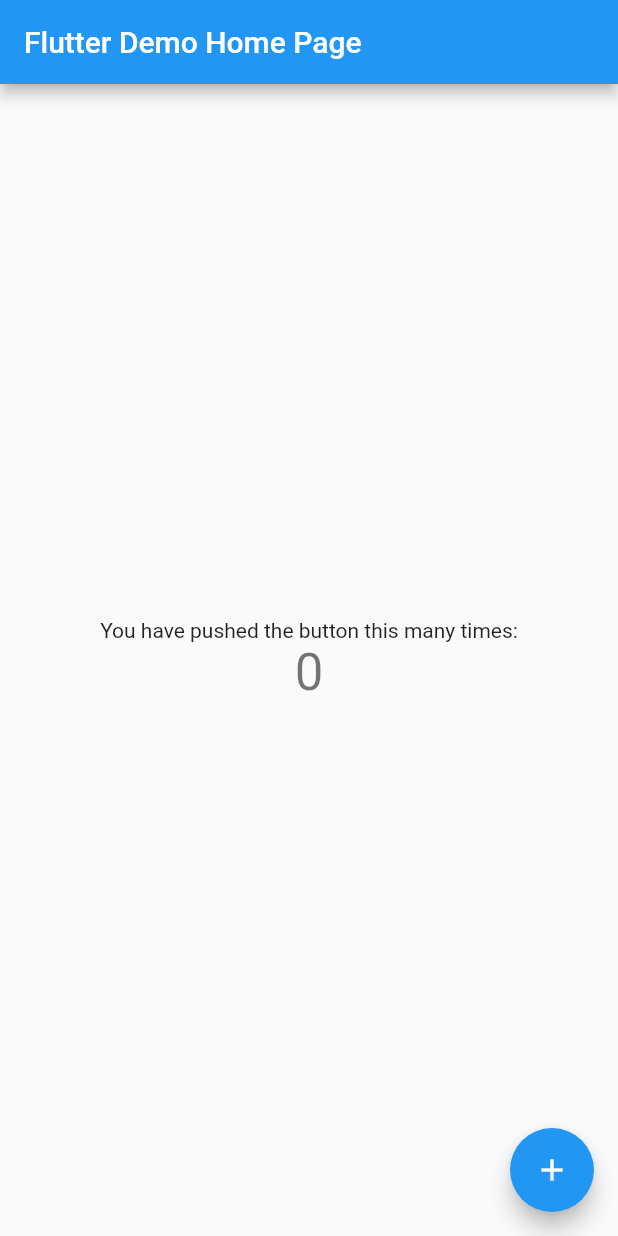
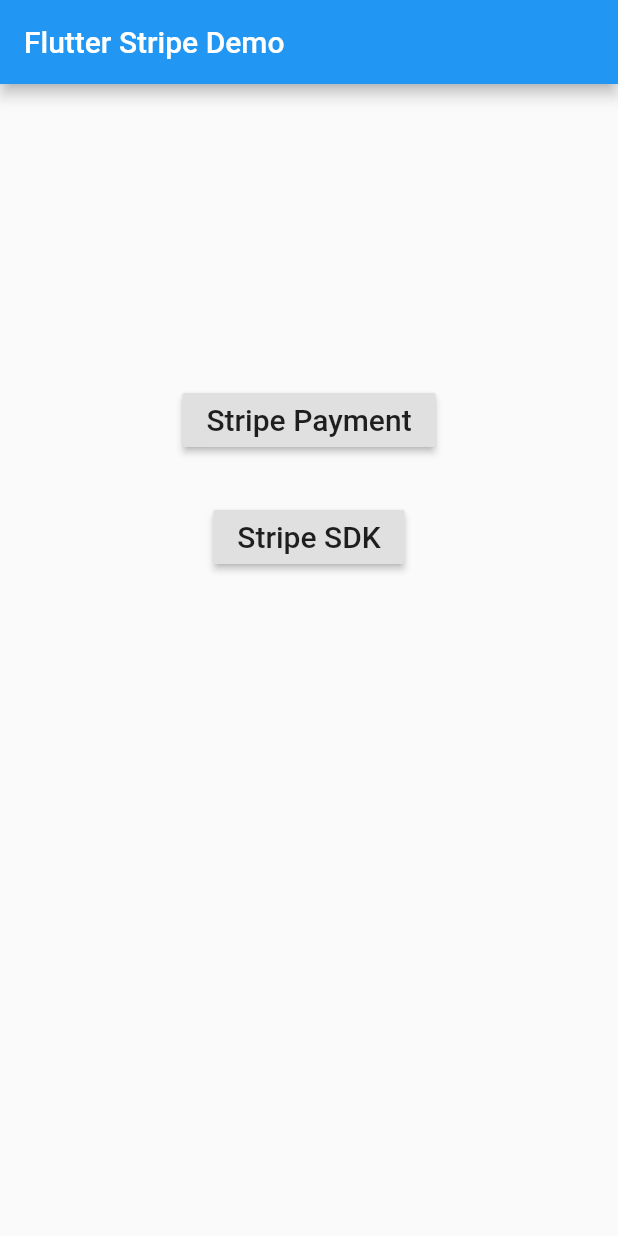
Before and after one commit to psygo/stripe_dart_lab, a Flutter app: the screen it shows after launch, on a phone screen of 412 x 824 dp. Run offline on Flutter 3.47's test engine with Material 2 defaults, Android fonts, the phone set to English and light mode, and no system bars; missing offline and left inert: stripe, stripe_sdk.

Commit message:
using the example app | reorganized the example app

```diff
--- a/example/lib/main.dart
+++ b/example/lib/main.dart
@@ -1,65 +1,16 @@
 import "package:flutter/material.dart";
 
-void main() {
-  runApp(MyApp());
-}
+import "screens/lib_choice_screen.dart";
 
-class MyApp extends StatelessWidget {
+void main() => runApp(const FlutterStripeDemo());
+
+class FlutterStripeDemo extends StatelessWidget {
+  const FlutterStripeDemo();
+
   @override
   Widget build(BuildContext context) {
     return MaterialApp(
-      title: "Flutter Demo",
-      theme: ThemeData(
-        primarySwatch: Colors.blue,
-      ),
-      home: MyHomePage(title: "Flutter Demo Home Page"),
+      home: const LibChoiceScreen(),
     );
   }
 }
-
-class MyHomePage extends StatefulWidget {
-  MyHomePage({Key key, this.title}) : super(key: key);
-
-  final String title;
-
-  @override
-  _MyHomePageState createState() => _MyHomePageState();
-}
-
-class _MyHomePageState extends State<MyHomePage> {
-  int _counter = 0;
-
-  void _incrementCounter() {
-    setState(() {
-      _counter++;
-    });
-  }
-
-  @override
-  Widget build(BuildContext context) {
-    return Scaffold(
-      appBar: AppBar(
-        title: Text(widget.title),
-      ),
-      body: Center(
-        child: Column(
-          mainAxisAlignment: MainAxisAlignment.center,
-          children: <Widget>[
-            Text(
-              "You have pushed the button this many times:",
-            ),
-            Text(
-              "$_counter",
-              style: Theme.of(context).textTheme.headline4,
-            ),
-          ],
-        ),
-      ),
-      floatingActionButton: FloatingActionButton(
-        onPressed: _incrementCounter,
-        tooltip: "Increment",
-        child: Icon(Icons.add),
-      ),
-    );
-  }
-}
--- /dev/null
+++ b/example/lib/screens/lib_choice_screen.dart
@@ -0,0 +1,44 @@
+import "package:flutter/material.dart";
+
+import "stripe_payment_screen.dart";
+import "stripe_sdk_screen.dart";
+
+class LibChoiceScreen extends StatelessWidget {
+  static const TextStyle buttonTextStyle = TextStyle(fontSize: 20);
+
+  const LibChoiceScreen();
+
+  @override
+  Widget build(BuildContext context) {
+    return Scaffold(
+      appBar: AppBar(
+        title: const Text("Flutter Stripe Demo"),
+      ),
+      body: Center(
+        child: Column(
+          crossAxisAlignment: CrossAxisAlignment.center,
+          children: <Widget>[
+            const SizedBox(height: 200),
+            RaisedButton(
+              child: const Text("Stripe Payment", style: buttonTextStyle),
+              onPressed: () => Navigator.of(context).push(
+                MaterialPageRoute(
+                  builder: (_) => const StripePaymentScreen(),
+                ),
+              ),
+            ),
+            const SizedBox(height: 30),
+            RaisedButton(
+              child: const Text("Stripe SDK", style: buttonTextStyle),
+              onPressed: () => Navigator.of(context).push(
+                MaterialPageRoute(
+                  builder: (_) => const StripeSdkScreen(),
+                ),
+              ),
+            ),
+          ],
+        ),
+      ),
+    );
+  }
+}
--- a/example/pubspec.yaml
+++ b/example/pubspec.yaml
@@ -9,10 +9,14 @@ environment:
   flutter: ">=1.17.0 <=1.25.0"
   sdk: ">=2.11.0 <3.0.0"
 
+flutter:
+  uses-material-design: true
+
 dependencies:
   flutter:
     sdk: flutter
 
+  # stripe_payment: ^1.0.9
   stripe_sdk: ^4.0.1
 
   stripe_dart_lab:
```
Also changed, not shown: example/lib/screens/stripe_payment_screen.dart (added, +30 -0 lines), example/lib/screens/stripe_sdk_screen.dart (added, +30 -0 lines).
